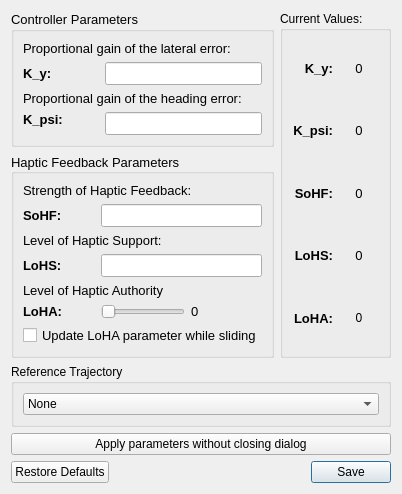
First picture: the form in modules/steeringwheelcontrol/action/swcontrollers/ui/fdca_settings_ui.ui, repository tud-hri/joan, before the edit.
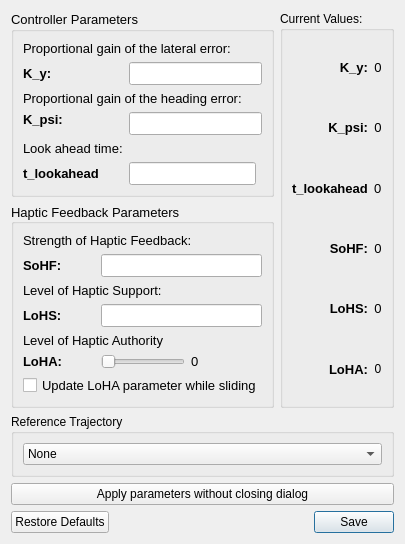
Second picture: the form after the edit.

Commit message: added look ahead time in settings ui

Diff of the .ui file:
```diff
--- a/modules/steeringwheelcontrol/action/swcontrollers/ui/fdca_settings_ui.ui
+++ b/modules/steeringwheelcontrol/action/swcontrollers/ui/fdca_settings_ui.ui
@@ -6,8 +6,8 @@
    <rect>
     <x>0</x>
     <y>0</y>
-    <width>372</width>
-    <height>493</height>
+    <width>393</width>
+    <height>543</height>
    </rect>
   </property>
   <property name="windowTitle">
@@ -47,6 +47,9 @@
      <layout class="QGridLayout" name="gridLayout_4">
       <item row="0" column="1">
        <layout class="QGridLayout" name="gridLayout_3">
+        <item row="6" column="1">
+         <widget class="QLineEdit" name="edit_t_lookahead"/>
+        </item>
         <item row="0" column="0" colspan="3">
          <widget class="QLabel" name="lblKytitle">
           <property name="font">
@@ -145,7 +148,7 @@
           </property>
          </widget>
         </item>
-        <item row="6" column="0" colspan="2">
+        <item row="7" column="0" colspan="2">
          <spacer name="verticalSpacer">
           <property name="orientation">
            <enum>Qt::Vertical</enum>
@@ -191,6 +194,26 @@
           </property>
          </widget>
         </item>
+        <item row="6" column="0">
+         <widget class="QLabel" name="label_t">
+          <property name="font">
+           <font>
+            <weight>75</weight>
+            <bold>true</bold>
+           </font>
+          </property>
+          <property name="text">
+           <string>t_lookahead</string>
+          </property>
+         </widget>
+        </item>
+        <item row="5" column="0">
+         <widget class="QLabel" name="label_6">
+          <property name="text">
+           <string>Look ahead time:</string>
+          </property>
+         </widget>
+        </item>
        </layout>
       </item>
      </layout>
@@ -464,7 +487,24 @@
      <layout class="QGridLayout" name="gridLayout_2">
       <item row="5" column="0">
        <layout class="QGridLayout" name="gridLayout_7">
-        <item row="3" column="0">
+        <item row="4" column="1">
+         <widget class="QLabel" name="lbl_lohs">
+          <property name="font">
+           <font>
+            <pointsize>10</pointsize>
+            <weight>50</weight>
+            <bold>false</bold>
+           </font>
+          </property>
+          <property name="text">
+           <string>0</string>
+          </property>
+          <property name="alignment">
+           <set>Qt::AlignCenter</set>
+          </property>
+         </widget>
+        </item>
+        <item row="4" column="0">
          <widget class="QLabel" name="label_3">
           <property name="font">
            <font>
@@ -481,24 +521,24 @@
           </property>
          </widget>
         </item>
+        <item row="3" column="0">
+         <widget class="QLabel" name="label_4">
+          <property name="font">
+           <font>
+            <pointsize>10</pointsize>
+            <weight>75</weight>
+            <bold>true</bold>
+           </font>
+          </property>
+          <property name="text">
+           <string>SoHF:</string>
+          </property>
+          <property name="alignment">
+           <set>Qt::AlignRight|Qt::AlignTrailing|Qt::AlignVCenter</set>
+          </property>
+         </widget>
+        </item>
         <item row="3" column="1">
-         <widget class="QLabel" name="lbl_lohs">
-          <property name="font">
-           <font>
-            <pointsize>10</pointsize>
-            <weight>50</weight>
-            <bold>false</bold>
-           </font>
-          </property>
-          <property name="text">
-           <string>0</string>
-          </property>
-          <property name="alignment">
-           <set>Qt::AlignCenter</set>
-          </property>
-         </widget>
-        </item>
-        <item row="2" column="1">
          <widget class="QLabel" name="lbl_sohf">
           <property name="font">
            <font>
@@ -515,7 +555,7 @@
           </property>
          </widget>
         </item>
-        <item row="4" column="0">
+        <item row="5" column="0">
          <widget class="QLabel" name="label_2">
           <property name="font">
            <font>
@@ -532,23 +572,6 @@
           </property>
          </widget>
         </item>
-        <item row="2" column="0">
-         <widget class="QLabel" name="label_4">
-          <property name="font">
-           <font>
-            <pointsize>10</pointsize>
-            <weight>75</weight>
-            <bold>true</bold>
-           </font>
-          </property>
-          <property name="text">
-           <string>SoHF:</string>
-          </property>
-          <property name="alignment">
-           <set>Qt::AlignRight|Qt::AlignTrailing|Qt::AlignVCenter</set>
-          </property>
-         </widget>
-        </item>
         <item row="1" column="1">
          <widget class="QLabel" name="lbl_k_psi">
           <property name="sizePolicy">
@@ -635,7 +658,7 @@
           </property>
          </widget>
         </item>
-        <item row="4" column="1">
+        <item row="5" column="1">
          <widget class="QLabel" name="lbl_loha">
           <property name="text">
            <string>0</string>
@@ -645,6 +668,32 @@
           </property>
          </widget>
         </item>
+        <item row="2" column="0">
+         <widget class="QLabel" name="label_7">
+          <property name="font">
+           <font>
+            <pointsize>10</pointsize>
+            <weight>75</weight>
+            <bold>true</bold>
+           </font>
+          </property>
+          <property name="text">
+           <string>t_lookahead</string>
+          </property>
+         </widget>
+        </item>
+        <item row="2" column="1">
+         <widget class="QLabel" name="lbl_t_lookahead">
+          <property name="font">
+           <font>
+            <pointsize>10</pointsize>
+           </font>
+          </property>
+          <property name="text">
+           <string>0</string>
+          </property>
+         </widget>
+        </item>
        </layout>
       </item>
      </layout>
```
Left out of the diff: 104 changed lines with no effect on the pictures.
